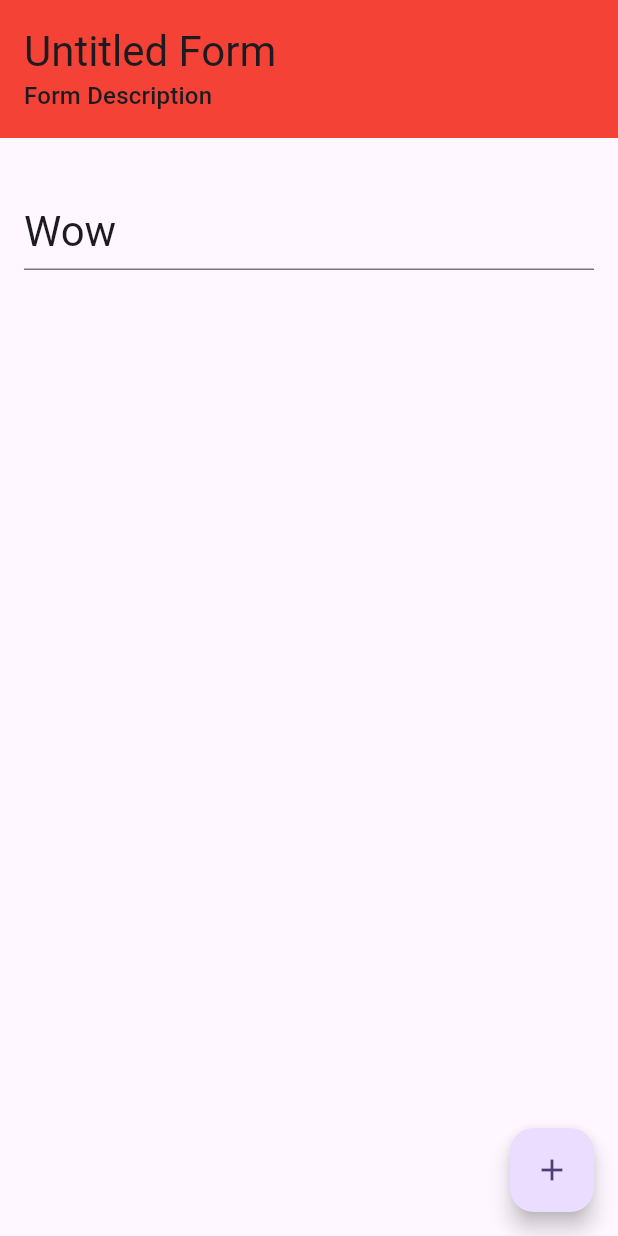
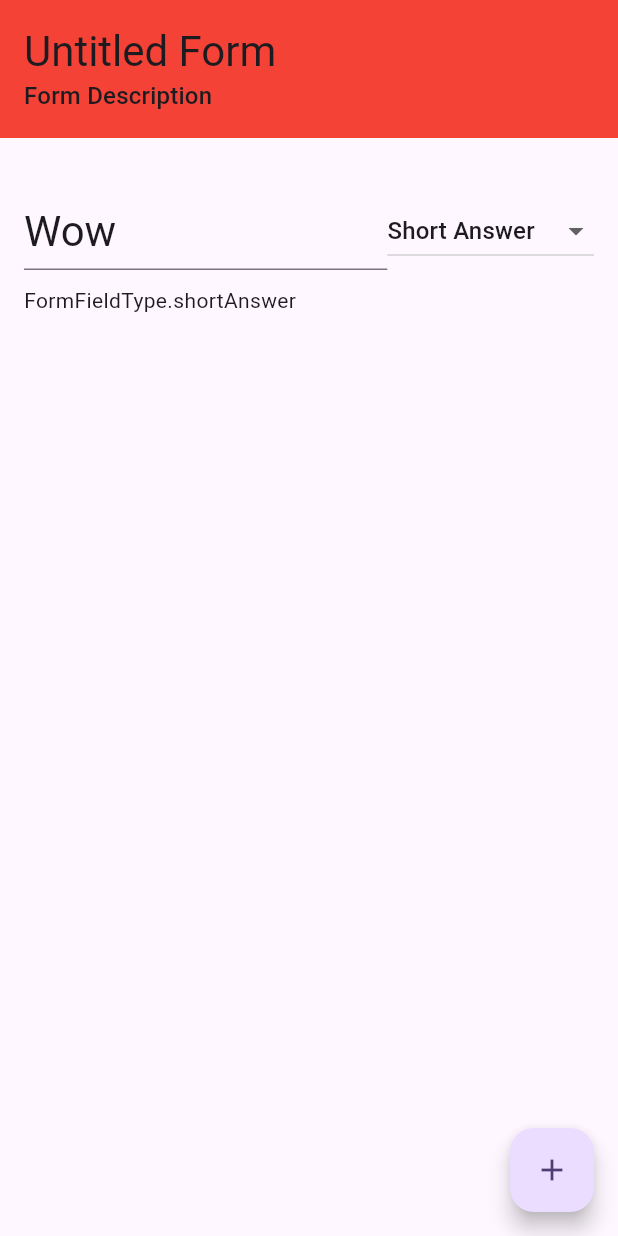
Before and after one commit to CH1NRU5T/formit, a Flutter app: the screen it shows after launch, after a tap on the "add" icon, on a phone screen of 412 x 824 dp. Run offline on Flutter 3.47's test engine with Material 2 defaults, Android fonts, the phone set to English and light mode, and no system bars.

Commit message:
drop down added

```diff
--- a/lib/common_widgets/form_field_widget.dart
+++ b/lib/common_widgets/form_field_widget.dart
@@ -13,6 +13,41 @@ class FormFieldWidget extends StatefulWidget {
 }
 
 class _FormFieldWidgetState extends State<FormFieldWidget> {
+  final List<DropdownMenuItem> _items = [
+    const DropdownMenuItem(
+      value: FormFieldType.shortAnswer,
+      child: Text('Short Answer'),
+    ),
+    const DropdownMenuItem(
+      value: FormFieldType.paragraph,
+      child: Text('Paragraph'),
+    ),
+    const DropdownMenuItem(
+      value: FormFieldType.multipleChoice,
+      child: Text('Multiple Choice'),
+    ),
+    const DropdownMenuItem(
+      value: FormFieldType.checkBoxes,
+      child: Text('Checkboxes'),
+    ),
+    const DropdownMenuItem(
+      value: FormFieldType.dropDown,
+      child: Text('Dropdown'),
+    ),
+    const DropdownMenuItem(
+      value: FormFieldType.fileUpload,
+      child: Text('File Upload'),
+    ),
+    const DropdownMenuItem(
+      value: FormFieldType.date,
+      child: Text('Date'),
+    ),
+    const DropdownMenuItem(
+      value: FormFieldType.time,
+      child: Text('Time'),
+    ),
+  ];
+
   @override
   Widget build(BuildContext context) {
     return Container(
@@ -33,19 +68,28 @@ class _FormFieldWidgetState extends State<FormFieldWidget> {
                   },
                 ),
               ),
-              // DropdownButton(items: items, onChanged: onChanged)
+              DropdownButton(
+                value: widget.field.type!,
+                items: _items,
+                onChanged: (value) {
+                  context.read<FormProvider>().changeField(
+                        widget.index,
+                        type: value as FormFieldType,
+                      );
+                },
+              ),
             ],
           ),
           const SizedBox(height: 10),
           switch (widget.field.type!) {
-            FormFieldType.shortAnswer => const SizedBox(),
-            FormFieldType.paragraph => const SizedBox(),
-            FormFieldType.multipleChoice => const SizedBox(),
-            FormFieldType.checkBoxes => const SizedBox(),
-            FormFieldType.dropDown => const SizedBox(),
-            FormFieldType.fileUpload => const SizedBox(),
-            FormFieldType.date => const SizedBox(),
-            FormFieldType.time => const SizedBox(),
+            FormFieldType.shortAnswer => Text(widget.field.type.toString()),
+            FormFieldType.paragraph => Text(widget.field.type.toString()),
+            FormFieldType.multipleChoice => Text(widget.field.type.toString()),
+            FormFieldType.checkBoxes => Text(widget.field.type.toString()),
+            FormFieldType.dropDown => Text(widget.field.type.toString()),
+            FormFieldType.fileUpload => Text(widget.field.type.toString()),
+            FormFieldType.date => Text(widget.field.type.toString()),
+            FormFieldType.time => Text(widget.field.type.toString()),
           }
           // TextFormField(
           //   decoration: const InputDecoration(
```
